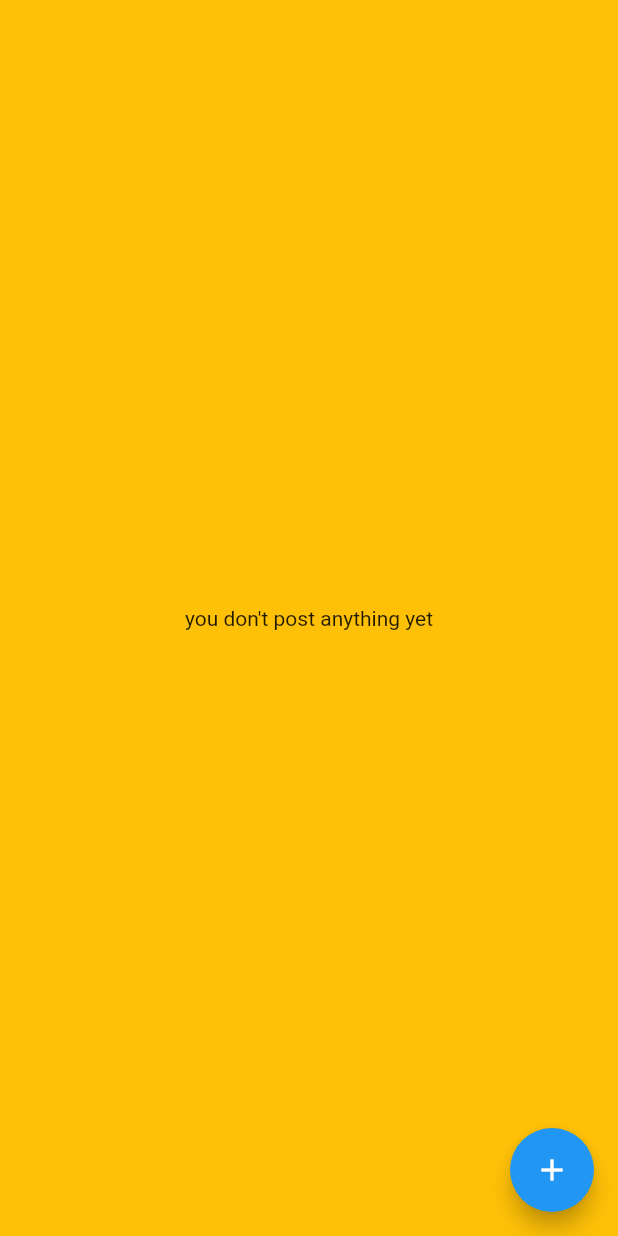
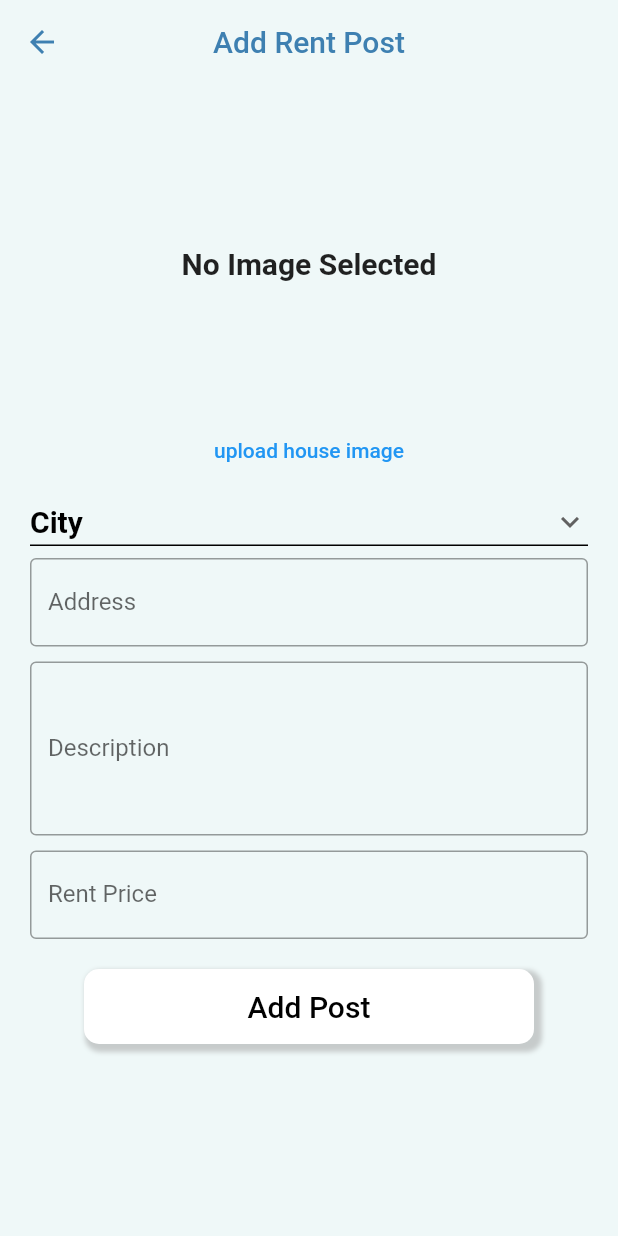
Before and after one commit to MiranAliRashid/forRent, a Flutter app: the UserRentPosts screen opened directly, after a tap on the "add" icon, on a phone screen of 412 x 824 dp. Run offline on Flutter 3.47's test engine with Material 2 defaults, Android fonts, the phone set to English and light mode, and no system bars; our stand-ins replace cloud_firestore, firebase_auth, firebase_core, firebase_messaging, firebase_storage, image_picker and 2 more; accounts and stored records are empty.

Commit message:
make add post screen

```diff
--- a/lib/dataModels/rent_model.dart
+++ b/lib/dataModels/rent_model.dart
@@ -9,7 +9,7 @@ class RentModel {
   String id;
   String imgurl;
   String rentprice;
-  DateTime postdate;
+  Timestamp postdate;
   RentModel({
     required this.address,
     required this.city,
@@ -27,7 +27,7 @@ class RentModel {
     String? id,
     String? imgurl,
     String? rentprice,
-    DateTime? postdate,
+    Timestamp? postdate,
   }) {
     return RentModel(
       address: address ?? this.address,
@@ -48,7 +48,7 @@ class RentModel {
       'id': id,
       'imgurl': imgurl,
       'rentprice': rentprice,
-      'postdate': postdate.millisecondsSinceEpoch,
+      'postdate': postdate,
     };
   }
 
@@ -60,7 +60,7 @@ class RentModel {
       id: map['id'] ?? '',
       imgurl: map['imgurl'] ?? '',
       rentprice: map['rentprice'] ?? '',
-      postdate: DateTime.fromMillisecondsSinceEpoch(map['postdate'] ?? 0),
+      postdate: map['postdate'] ?? '',
     );
   }
 
--- a/lib/routes.dart
+++ b/lib/routes.dart
@@ -4,6 +4,7 @@ import 'package:forrent/screens/loginScreen/login_verefication.dart';
 import 'package:forrent/screens/navConfigScreen/nav_config_screen.dart';
 import 'package:forrent/screens/register/register_screen.dart';
 import 'package:forrent/screens/startScreen/start_screen.dart';
+import 'package:forrent/screens/userPostScreen/add_rent_post.dart';
 import 'package:forrent/services/auth_handler.dart';
 
 import 'screens/register/verify_phone_number.dart';
@@ -19,6 +20,7 @@ class Routes extends StatelessWidget {
       "/register": (context) => RegisterScreen(),
       "/verifPyhoneNumber": (context) => VerifyPhoneNumber(),
       "/Loginvirefication": (context) => LoginVirefication(),
+      "/addrentpost": (context) => AddRentPost(),
     });
   }
 }
--- /dev/null
+++ b/lib/screens/userPostScreen/add_rent_post.dart
@@ -0,0 +1,197 @@
+import 'dart:io';
+
+import 'package:firebase_storage/firebase_storage.dart';
+import 'package:flutter/material.dart';
+import 'package:forrent/widgets/buttons.dart';
+import 'package:image_picker/image_picker.dart';
+
+class AddRentPost extends StatefulWidget {
+  AddRentPost({Key? key}) : super(key: key);
+
+  @override
+  State<AddRentPost> createState() => _AddRentPostState();
+}
+
+class _AddRentPostState extends State<AddRentPost> {
+  final ImagePicker _imagePicker = ImagePicker();
+  XFile? _selectedProfileImg;
+  final FirebaseStorage _firebaseStorage = FirebaseStorage.instance;
+  String? _theDlUrl;
+
+  // Initial Selected Value
+  String dropdownvalue = 'City';
+
+  // List of items in our dropdown menu
+  var items = [
+    'City',
+    'Suli',
+    'Hawler',
+  ];
+  TextEditingController _addressController = TextEditingController();
+  TextEditingController _priceController = TextEditingController();
+  TextEditingController _descriptionController = TextEditingController();
+  @override
+  Widget build(BuildContext context) {
+    return Scaffold(
+      appBar: AppBar(
+        backgroundColor: const Color.fromARGB(255, 239, 248, 248),
+        foregroundColor: const Color.fromARGB(255, 62, 128, 177),
+        centerTitle: true,
+        elevation: 0,
+        title: const Text('Add Rent Post'),
+      ),
+      body: Container(
+        color: const Color.fromARGB(255, 239, 248, 248),
+        alignment: Alignment.center,
+        padding: const EdgeInsets.all(20),
+        child: Form(
+          child: Column(
+            children: [
+              _selectedProfileImg == null
+                  ? Container(
+                      alignment: Alignment.center,
+                      height: 200,
+                      width: 200,
+                      child: Center(
+                        child: const Text(
+                          'No Image Selected',
+                          style: TextStyle(
+                            fontSize: 20,
+                            fontWeight: FontWeight.bold,
+                          ),
+                        ),
+                      ),
+                    )
+                  : Container(
+                      height: 200,
+                      width: 200,
+                      decoration: BoxDecoration(
+                        image: DecorationImage(
+                          image: FileImage(
+                            File(_selectedProfileImg!.path),
+                          ),
+                        ),
+                      ),
+                    ),
+              TextButton(
+                  onPressed: () async {
+                    // add image picker package
+                    _selectedProfileImg = await _imagePicker.pickImage(
+                        source: ImageSource.gallery);
+
+                    setState(() {});
+                    // pick an image from the gallery
+                  },
+                  child: Text('upload house image')),
+              DropdownButton(
+                isExpanded: true,
+                underline: Container(
+                  height: 1,
+                  color: Colors.black,
+                ),
+                style: TextStyle(
+                  fontSize: 20,
+                  fontWeight: FontWeight.bold,
+                  color: Colors.black,
+                ),
+                // Initial Value
+                value: dropdownvalue,
+
+                // Down Arrow Icon
+                icon: const Icon(Icons.keyboard_arrow_down),
+
+                // Array list of items
+                items: items.map((String items) {
+                  return DropdownMenuItem(
+                    value: items,
+                    child: Text(items),
+                  );
+                }).toList(),
+                // After selecting the desired option,it will
+                // change button value to selected value
+                onChanged: (String? newValue) {
+                  setState(() {
+                    dropdownvalue = newValue!;
+                  });
+                },
+              ),
+              TextFormField(
+                controller: _addressController,
+                decoration: const InputDecoration(
+                  border: OutlineInputBorder(),
+                  labelText: 'Address',
+                ),
+              ),
+              const SizedBox(height: 10),
+              TextFormField(
+                controller: _descriptionController,
+                maxLines: 4,
+                decoration: const InputDecoration(
+                  border: OutlineInputBorder(),
+                  labelText: 'Description',
+                ),
+              ),
+              const SizedBox(height: 10),
+              TextFormField(
+                controller: _priceController,
+                decoration: const InputDecoration(
+                  border: OutlineInputBorder(),
+                  labelText: 'Rent Price',
+                ),
+              ),
+              const SizedBox(height: 20),
+              general_button(
+                  onpressed: () {
+                    if (_selectedProfileImg != null) {
+                      if (dropdownvalue != "City") {
+                        if (_addressController.text.isNotEmpty &&
+                            _priceController.text.isNotEmpty &&
+                            _descriptionController.text.isNotEmpty) {
+                        } else {
+                          ScaffoldMessenger.of(context).showSnackBar(
+                            const SnackBar(
+                                backgroundColor:
+                                    Color.fromARGB(255, 255, 125, 125),
+                                content: Text('please fill out the inputs')),
+                          );
+                        }
+                      } else {
+                        ScaffoldMessenger.of(context).showSnackBar(
+                          const SnackBar(
+                              backgroundColor:
+                                  Color.fromARGB(255, 255, 125, 125),
+                              content: Text('please select a City')),
+                        );
+                      }
+                    } else {
+                      ScaffoldMessenger.of(context).showSnackBar(
+                        const SnackBar(
+                            backgroundColor: Color.fromARGB(255, 255, 125, 125),
+                            content: Text('please upload an image')),
+                      );
+                    }
+                  },
+                  text: 'Add Post'),
+            ],
+          ),
+        ),
+      ),
+    );
+  }
+
+  Future<String?> uploadTheSelectedFile(String uid) async {
+    //selected image as file
+    File _theImageFile = File(_selectedProfileImg!.path);
+
+    //upload the selected image
+    await _firebaseStorage
+        .ref()
+        .child('users/$uid')
+        .putFile(_theImageFile)
+        .then((p) async {
+      _theDlUrl = await p.ref.getDownloadURL();
+      debugPrint("dl =======> " + _theDlUrl!);
+    });
+    return _theDlUrl;
+  }
+}
--- a/lib/screens/userPostScreen/user_rent_posts.dart
+++ b/lib/screens/userPostScreen/user_rent_posts.dart
@@ -2,6 +2,7 @@ import 'package:firebase_auth/firebase_auth.dart';
 import 'package:flutter/material.dart';
 import 'package:forrent/dataModels/rent_model.dart';
 import 'package:forrent/services/rent_services.dart';
+import 'package:intl/intl.dart';
 
 class UserRentPosts extends StatefulWidget {
   const UserRentPosts({Key? key}) : super(key: key);
@@ -19,7 +20,7 @@ class _UserRentPostsState extends State<UserRentPosts> {
       floatingActionButton: FloatingActionButton(
         child: const Icon(Icons.add),
         onPressed: () {
-          Navigator.pushNamed(context, '/add-rent-post');
+          Navigator.pushNamed(context, '/addrentpost');
         },
       ),
       body: Container(
@@ -48,7 +49,8 @@ class _UserRentPostsState extends State<UserRentPosts> {
                 itemBuilder: (BuildContext context, int index) {
                   return ListTile(
                     title: Text(snapshot.data![index].city),
-                    subtitle: Text(snapshot.data![index].postdate.toString()),
+                    subtitle: Text(DateFormat('dd-MM-yyyy')
+                        .format(snapshot.data![index].postdate.toDate())),
                   );
                 },
               );
--- a/pubspec.yaml
+++ b/pubspec.yaml
@@ -43,6 +43,7 @@ dependencies:
   date_picker_timeline: ^1.2.3
   intl_phone_field: ^3.0.1
   persistent_bottom_nav_bar: ^4.0.2
+  image_picker: ^0.8.4+8
 
 
 dev_dependencies:
```
Also changed, not shown: pubspec.lock.
